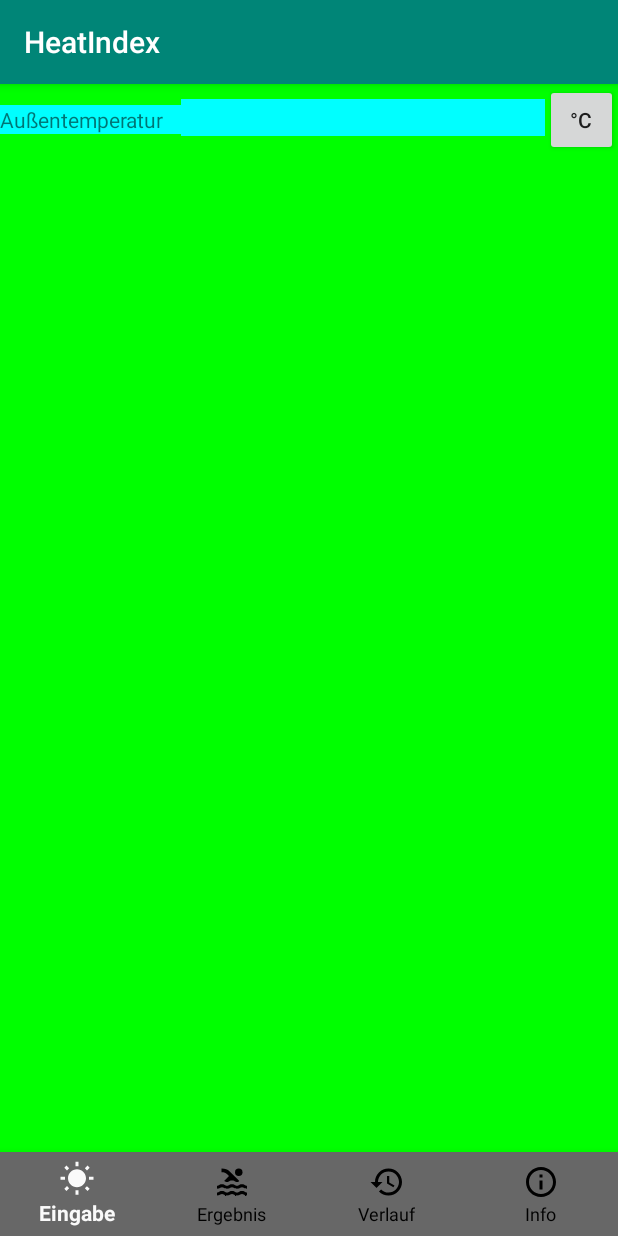
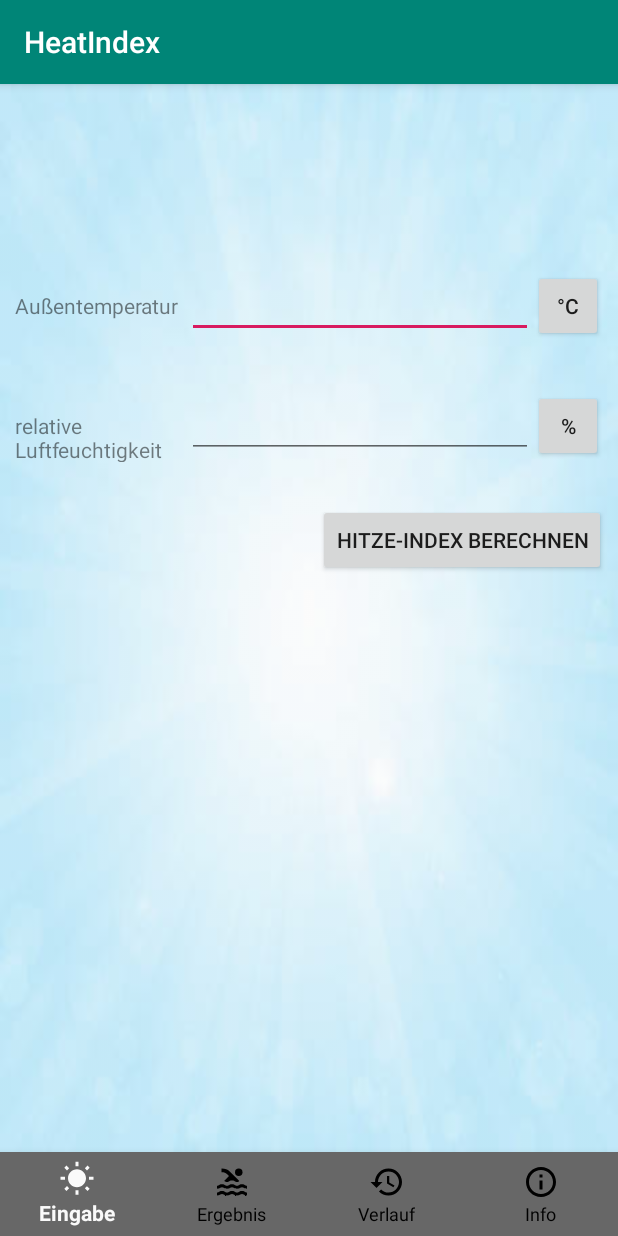
Before and after one commit to RagingLynx/Heat, an Android app: the screen it shows after launch (MainActivity), on a phone screen of 412 x 824 dp. Run offline under Robolectric (Android 15) with nearby library versions, the phone set to English and light mode, and no system bars.

Commit message:
Fragments funktionieren eingabe fragment gibt Werte weiter, diese können dann berechnet werden

```diff
--- a/app/src/main/java/com/example/heat_index/EingabeFragment.java
+++ b/app/src/main/java/com/example/heat_index/EingabeFragment.java
@@ -4,6 +4,9 @@ import android.os.Bundle;
 import android.view.LayoutInflater;
 import android.view.View;
 import android.view.ViewGroup;
+import android.widget.Button;
+import android.widget.EditText;
+import android.widget.TextView;
 
 import androidx.annotation.NonNull;
 import androidx.annotation.Nullable;
@@ -11,8 +14,40 @@ import androidx.fragment.app.Fragment;
 
 public class EingabeFragment extends Fragment {
     @Nullable
+    private Button degreeSwitch;
+    private EditText temp_text;
+    private EditText humidity_text;
+    private boolean fahrenheit = false;
+    private Button berechnen;
+
+
     @Override
     public View onCreateView(@NonNull LayoutInflater inflater, @Nullable ViewGroup container, @Nullable Bundle savedInstanceState) {
-        return inflater.inflate(R.layout.fragment_eingabe, container, false);
+        View view = inflater.inflate(R.layout.fragment_eingabe, container, false);
+        temp_text = view.findViewById(R.id.temperatur_eingabe);
+        humidity_text = view.findViewById(R.id.humidity_eingabe);
+        degreeSwitch = view.findViewById(R.id.degree_switch);
+
+        degreeSwitch.setOnClickListener(e -> {
+            degreeSwitch.setText(fahrenheit ? R.string.c : R.string.f);
+            fahrenheit = !fahrenheit;
+        });
+
+        berechnen = view.findViewById(R.id.berechnen);
+        berechnen.setOnClickListener(click -> {
+            String temperatur = temp_text.getText().toString();
+            String feuchtigkeit = humidity_text.getText().toString();
+
+            if(temperatur.equals("") || feuchtigkeit.equals("")) {
+                System.out.println("feld leer");
+                return;
+            }
+
+            double temp = Double.parseDouble(temperatur);
+            Integer humidity = Integer.parseInt(feuchtigkeit);
+            System.out.println("temp: " + temp + "\n humid: " + humidity );
+        });
+
+        return view;
     }
 }
--- a/app/src/main/java/com/example/heat_index/MainActivity.java
+++ b/app/src/main/java/com/example/heat_index/MainActivity.java
@@ -23,23 +23,22 @@ public class MainActivity extends AppCompatActivity {
     private EditText temp_text;
     private EditText humidity;
     private FrameLayout frameContainer;
+    private Fragment eingabeFrag, ausgabeFrag, infoFrag, verlaufFrag;
 
     @Override
     protected void onCreate(Bundle savedInstanceState) {
         super.onCreate(savedInstanceState);
         setContentView(R.layout.activity_main);
 
-        getSupportFragmentManager().beginTransaction().replace(R.id.frame_container,
-                new EingabeFragment()).commit();
+        eingabeFrag = new EingabeFragment();
+        ausgabeFrag = new AusgabeFragment();
+        infoFrag = new InfoFragment();
+        verlaufFrag = new VerlaufFragment();
 
         frameContainer = findViewById(R.id.frame_container);
-        /*temp_text = findViewById(R.id.temperatur_eingabe);
-        switchDegree = findViewById(R.id.degree_switch);
 
-        switchDegree.setOnClickListener(e -> {
-            String tempEingabe = temp_text.getText().toString();
-        }); */
-
+        getSupportFragmentManager().beginTransaction().replace(R.id.frame_container,
+                eingabeFrag).commit();
         BottomNavigationView botNav = findViewById(R.id.bottom_bar);
         botNav.setOnNavigationItemSelectedListener(navbarListener);
 
@@ -52,16 +51,16 @@ public class MainActivity extends AppCompatActivity {
                 Fragment selectedFrag = null;
                 switch (menuItem.getItemId()) {
                     case R.id.eingabe_nav:
-                        selectedFrag = new EingabeFragment();
+                        selectedFrag = eingabeFrag;
                         break;
                     case R.id.ausgabe_nav:
-                        selectedFrag = new AusgabeFragment();
+                        selectedFrag = ausgabeFrag;
                         break;
                     case R.id.verlauf_nav:
-                        selectedFrag = new VerlaufFragment();
+                        selectedFrag = verlaufFrag;
                         break;
                     case R.id.info_nav:
-                        selectedFrag = new InfoFragment();
+                        selectedFrag = infoFrag;
                         break;
                 }
 
--- /dev/null
+++ b/app/src/main/res/drawable/bg.xml
@@ -0,0 +1,6 @@
+<?xml version="1.0" encoding="utf-8"?>
+<bitmap xmlns:android="http://schemas.android.com/apk/res/android"
+    android:src="@drawable/sun"
+    android:alpha="0.4">
+
+</bitmap>
--- a/app/src/main/res/layout/fragment_eingabe.xml
+++ b/app/src/main/res/layout/fragment_eingabe.xml
@@ -1,41 +1,92 @@
 <?xml version="1.0" encoding="utf-8"?>
 <FrameLayout xmlns:android="http://schemas.android.com/apk/res/android"
+    xmlns:app="http://schemas.android.com/apk/res-auto"
     xmlns:tools="http://schemas.android.com/tools"
     android:layout_width="match_parent"
     android:layout_height="match_parent"
     tools:context=".EingabeFragment"
-    android:background="#00ff00"
+    android:background="@drawable/bg"
     android:clickable="true">
 
+    <androidx.constraintlayout.widget.ConstraintLayout
+        android:layout_width="match_parent"
+        android:layout_height="match_parent">
+
         <LinearLayout
+            android:id="@+id/linearTemp"
             android:layout_width="match_parent"
-        android:layout_height="wrap_content"
-        >
+            android:layout_height="0dp"
+            android:layout_marginTop="124dp"
+            app:layout_constraintStart_toStartOf="parent"
+            app:layout_constraintTop_toTopOf="parent"
+            android:layout_marginHorizontal="10dp">
 
             <TextView
                 android:layout_width="0dp"
                 android:layout_height="wrap_content"
+                android:layout_weight="5"
                 android:text="@string/aussentemperatur"
-        android:layout_weight="5"
-        android:background="#00ffff"/>
+                android:alpha="0.5"
+                android:textColor="@color/black"/>
 
             <EditText
+                android:id="@+id/temperatur_eingabe"
                 android:layout_width="0dp"
                 android:layout_height="wrap_content"
                 android:layout_weight="10"
-        android:id="@+id/temperatur_eingabe"
                 android:inputType="number"
-        android:maxLength="3"
-        android:background="#00ffff"/>
+                android:maxLength="3" />
+
+            <Button
+                android:id="@+id/degree_switch"
+                android:layout_width="0dp"
+                android:layout_height="wrap_content"
+                android:layout_weight="2"
+                android:text="@string/c" />
+
+        </LinearLayout>
+
+        <LinearLayout
+            android:layout_width="match_parent"
+            android:layout_height="0dp"
+            android:layout_marginTop="80dp"
+            app:layout_constraintStart_toStartOf="@+id/linearTemp"
+            app:layout_constraintTop_toTopOf="@+id/linearTemp"
+            android:layout_marginHorizontal="10dp">
+
+            <TextView
+                android:layout_width="0dp"
+                android:layout_height="wrap_content"
+                android:layout_weight="5"
+                android:alpha="0.5"
+                android:text="@string/relative_luftfeuchtigkeit"
+                android:textColor="@color/black" />
+
+            <EditText
+                android:id="@+id/humidity_eingabe"
+                android:layout_width="0dp"
+                android:layout_height="wrap_content"
+                android:layout_weight="10"
+                android:inputType="number"
+                android:maxLength="3" />
 
             <Button
                 android:layout_width="0dp"
                 android:layout_height="wrap_content"
                 android:layout_weight="2"
-        android:text="@string/c"
-        android:id="@+id/degree_switch"
-        />
+                android:text="@string/string_percent"/>
+
 
         </LinearLayout>
 
+        <Button
+            android:layout_width="wrap_content"
+            android:layout_height="wrap_content"
+            android:layout_marginStart="212dp"
+            android:layout_marginTop="108dp"
+            android:id="@+id/berechnen"
+            android:text="@string/heat_index_berechnen"
+            app:layout_constraintStart_toStartOf="parent"
+            app:layout_constraintTop_toBottomOf="@+id/linearTemp" />
+    </androidx.constraintlayout.widget.ConstraintLayout>
 </FrameLayout>
```
Also changed, not shown: app/src/main/res/drawable/sun.jpg (added). Lines whose indentation alone changed are shown as unchanged.
